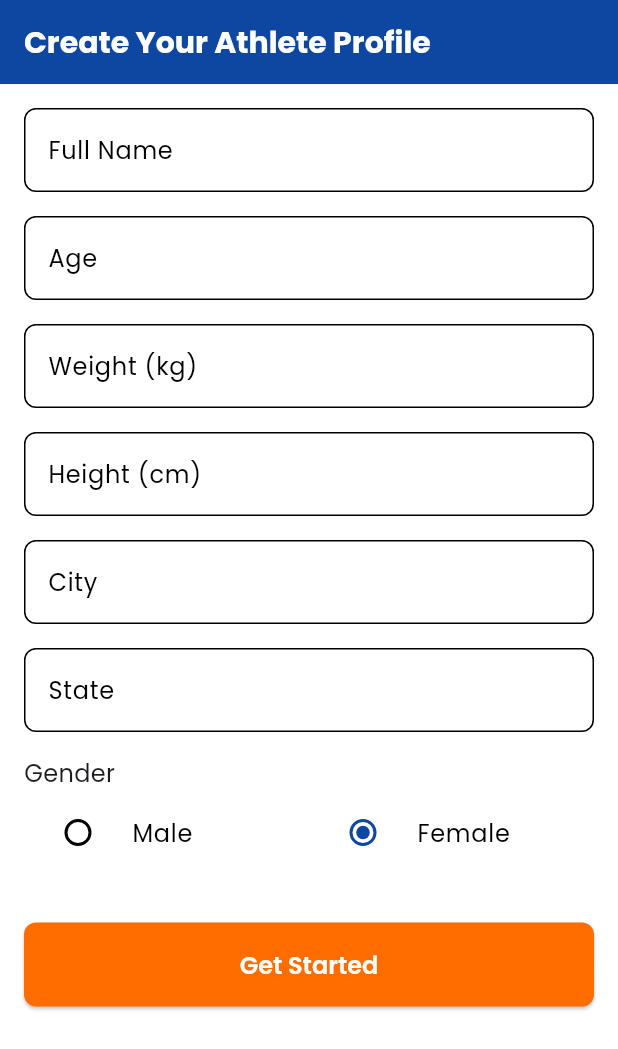
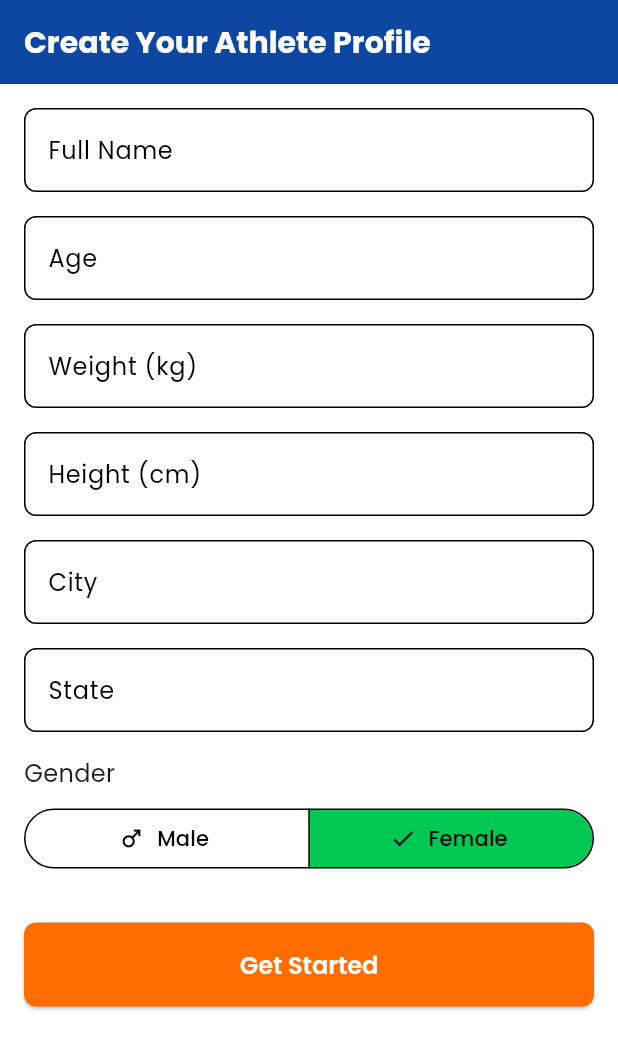
Before and after one commit to Sentinel0fNorth/myapp, a Flutter app: the screen it shows after launch, after a tap on "Female", on a phone screen of 412 x 824 dp. Shown: the top 1049 px of the screen. Run offline on Flutter 3.47's test engine with Material 3 defaults, Android fonts, the phone set to English and light mode, and no system bars; our stand-ins replace go_router, google_fonts.

Commit message:
running and responsive app

```diff
--- a/lib/profile_screen.dart
+++ b/lib/profile_screen.dart
@@ -1,6 +1,7 @@
 import 'package:flutter/material.dart';
 import 'package:google_fonts/google_fonts.dart';
 import 'package:provider/provider.dart';
+import 'dart:developer';
 
 import 'athlete_data.dart';
 
@@ -77,7 +78,7 @@ class _ProfileScreenState extends State<ProfileScreen> {
                       final newWeight = double.parse(_weightController.text);
                       final newHeight = double.parse(_heightController.text);
                       Provider.of<AthleteData>(context, listen: false).updateWeightAndHeight(newWeight, newHeight);
-                      print('New Weight: $newWeight, New Height: $newHeight');
+                      log('New Weight: $newWeight, New Height: $newHeight');
                    }
                 },
                 child: const Text('Save Changes'),
@@ -85,7 +86,7 @@ class _ProfileScreenState extends State<ProfileScreen> {
               const SizedBox(height: 16),
               ElevatedButton(
                 onPressed: () {
-                   print('Upload Sports Certificates button pressed');
+                   log('Upload Sports Certificates button pressed');
                 },
                 child: const Text('Upload Sports Certificates'),
               ),
--- a/lib/profile_setup_screen.dart
+++ b/lib/profile_setup_screen.dart
@@ -4,6 +4,8 @@ import 'package:google_fonts/google_fonts.dart';
 import 'package:provider/provider.dart';
 
 import 'athlete_data.dart';
+
+enum Gender { male, female }
 
 class ProfileSetupScreen extends StatefulWidget {
   const ProfileSetupScreen({super.key});
@@ -20,7 +22,8 @@ class _ProfileSetupScreenState extends State<ProfileSetupScreen> {
   final _heightController = TextEditingController();
   final _cityController = TextEditingController();
   final _stateController = TextEditingController();
-  String _gender = 'Male';
+// ADD this line:
+Gender _selectedGender = Gender.male;
 
   @override
   Widget build(BuildContext context) {
@@ -107,33 +110,26 @@ class _ProfileSetupScreenState extends State<ProfileSetupScreen> {
               ),
               const SizedBox(height: 16),
               const Text('Gender', style: TextStyle(fontSize: 16)),
-              Row(
-                children: [
-                  Expanded(
-                    child: RadioListTile<String>(
-                      title: const Text('Male'),
-                      value: 'Male',
-                      groupValue: _gender,
-                      onChanged: (value) {
-                        setState(() {
-                          _gender = value!;
-                        });
-                      },
-                    ),
+              const SizedBox(height: 8), // Adds a little space
+              SegmentedButton<Gender>(
+                segments: const <ButtonSegment<Gender>>[
+                  ButtonSegment<Gender>(
+                    value: Gender.male,
+                    label: Text('Male'),
+                    icon: Icon(Icons.male),
                   ),
-                  Expanded(
-                    child: RadioListTile<String>(
-                      title: const Text('Female'),
-                      value: 'Female',
-                      groupValue: _gender,
-                      onChanged: (value) {
-                        setState(() {
-                          _gender = value!;
-                        });
-                      },
-                    ),
+                  ButtonSegment<Gender>(
+                    value: Gender.female,
+                    label: Text('Female'),
+                    icon: Icon(Icons.female),
                   ),
                 ],
+                selected: <Gender>{_selectedGender},
+                onSelectionChanged: (Set<Gender> newSelection) {
+                  setState(() {
+                    _selectedGender = newSelection.first;
+                  });
+                },
               ),
               const SizedBox(height: 32),
               ElevatedButton(
@@ -146,7 +142,7 @@ class _ProfileSetupScreenState extends State<ProfileSetupScreen> {
                       height: double.parse(_heightController.text),
                       city: _cityController.text,
                       state: _stateController.text,
-                      gender: _gender,
+                      gender: _selectedGender.name,
                     );
                     context.go('/main');
                   }
--- a/lib/test_screen.dart
+++ b/lib/test_screen.dart
@@ -1,5 +1,6 @@
 import 'package:flutter/material.dart';
 import 'package:google_fonts/google_fonts.dart';
+import 'dart:developer';
 
 class TestScreen extends StatelessWidget {
   final String testName;
@@ -37,7 +38,7 @@ class TestScreen extends StatelessWidget {
             const Spacer(),
             ElevatedButton(
               onPressed: () {
-                print('Upload button pressed');
+                log('Upload button pressed');
               },
               child: const Text('Record or Upload Video'),
             ),
```
Also changed, not shown: 2 other files.
